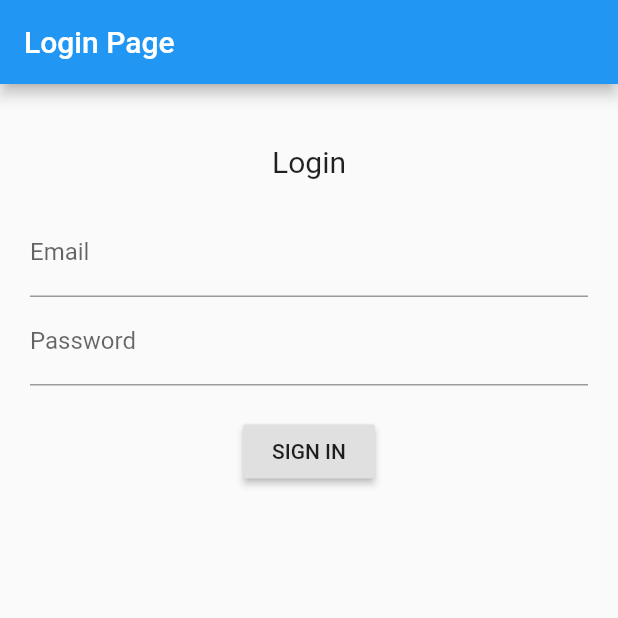
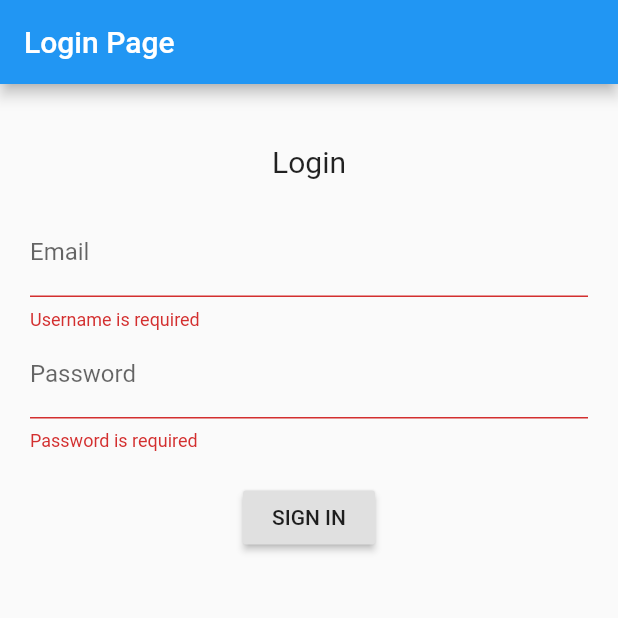
Before and after one commit to Nvor/MooMooBeenz, a Flutter app: the screen it shows after launch, after a tap on "SIGN IN", on a phone screen of 412 x 824 dp, the top half of it. Run offline on Flutter 3.47's test engine with Material 2 defaults, Android fonts, the phone set to English and light mode, and no system bars.

Commit message:
few small UI changes

```diff
--- a/MooMooBeenz_App/lib/main.dart
+++ b/MooMooBeenz_App/lib/main.dart
@@ -1,4 +1,5 @@
 import 'package:MooMooBeenz_App/screens/login.dart';
+import 'package:MooMooBeenz_App/screens/home.dart';
 import 'package:flutter/material.dart';
 
 void main() {
--- a/MooMooBeenz_App/lib/screens/login.dart
+++ b/MooMooBeenz_App/lib/screens/login.dart
@@ -6,6 +6,10 @@
 }
 
 class _LoginPageState extends State<LoginPage> {
+  final _formKey = GlobalKey<FormState>();
+  String _email;
+  String _password;
+
   @override
   Widget build(BuildContext context) {
     return Scaffold(
@@ -14,6 +18,8 @@
       ),
       body: Container(
         padding: EdgeInsets.all(20.0),
+        child: Form(
+          key: _formKey,
           child: Column(
             children: <Widget>[
               SizedBox(height: 20.0),
@@ -23,15 +29,36 @@
               ),
               SizedBox(height: 20.0),
               TextFormField(
+                  onSaved: (value) => _email = value,
                   keyboardType: TextInputType.emailAddress,
-              decoration: InputDecoration(labelText: "Email")),
+                  decoration: InputDecoration(labelText: "Email"),
+                  validator: (value) => (value == null || value.isEmpty) ? "Username is required" : null,
+              ),
               TextFormField(
+                  onSaved: (value) => _password = value,
                   obscureText: true,
-              decoration: InputDecoration(labelText: "Password")),
+                  decoration: InputDecoration(labelText: "Password"),
+                  validator: (value) => (value == null || value.isEmpty) ? "Password is required" : null,
+              ),
               SizedBox(height: 20.0),
-            RaisedButton(child: Text("SIGN IN"), onPressed: () {})
+              RaisedButton(
+                  child: Text("SIGN IN"),
+                  onPressed: () {
+                    final form = _formKey.currentState;
+                    form.save();
+
+                    if (form.validate()) {
+                      try {
+                        //call auth api here
+
+                      } on Exception catch (error) {
+                        //auth error to UI
+                      }
+                    }
+                  })
             ],
           ),
+        )
       ),
     );
   }
```
Also changed, not shown: MooMooBeenz_App/lib/screens/home.dart (+21 -0 lines). Lines whose indentation alone changed are shown as unchanged.
